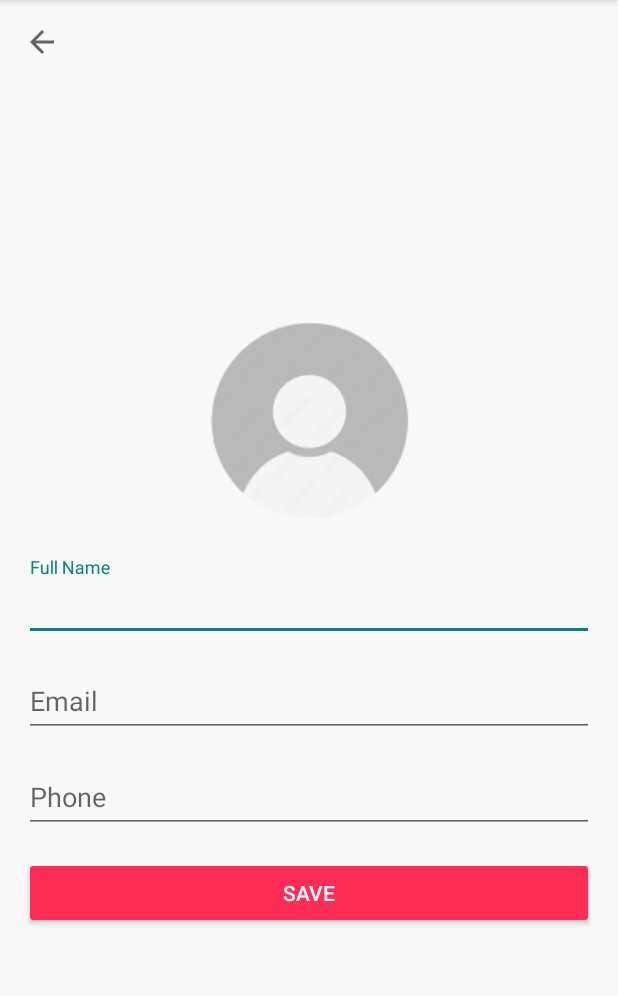
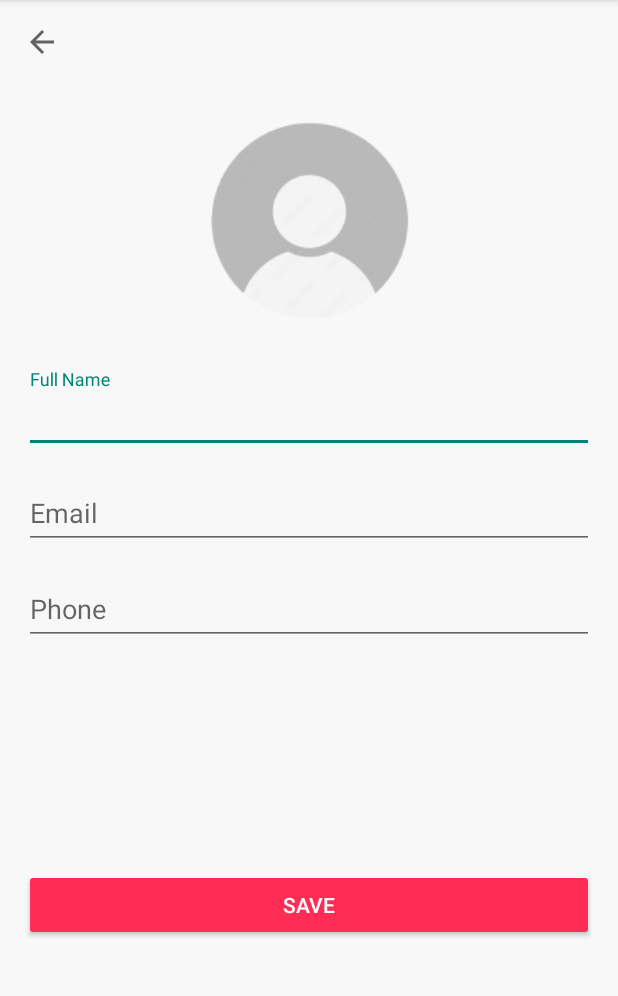
Before and after one commit to DijaniraMuachifi/contacts, an Android app: the fragment AddContact shown on its own in the app's theme, on a phone screen of 412 x 824 dp, the part 84-1080 px from its top. Run offline under Robolectric (Android 15) with nearby library versions, the phone set to English and light mode, and no system bars; our stand-ins replace Room's generated code.

Commit message:
I change the fragment add contacts

```diff
--- a/app/src/main/res/layout/fragment_add_contact.xml
+++ b/app/src/main/res/layout/fragment_add_contact.xml
@@ -8,36 +8,19 @@
     android:background="#F8F8F8"
     tools:context=".AddContact">
 
-    <!-- Top bar com botão de voltar -->
-    <androidx.constraintlayout.widget.ConstraintLayout
-        android:id="@+id/topBar"
-        android:layout_width="match_parent"
-        android:layout_height="wrap_content"
-        android:padding="16dp"
-        app:layout_constraintTop_toTopOf="parent">
-
+    <!-- Botão de Voltar -->
     <ImageView
         android:id="@+id/backButton"
         android:layout_width="wrap_content"
         android:layout_height="wrap_content"
         android:contentDescription="@string/back"
         android:src="?attr/actionModeCloseDrawable"
+        android:layout_marginStart="16dp"
+        android:layout_marginTop="16dp"
         app:layout_constraintStart_toStartOf="parent"
         app:layout_constraintTop_toTopOf="parent" />
 
-    </androidx.constraintlayout.widget.ConstraintLayout>
-
-    <!-- Conteúdo principal -->
-    <androidx.constraintlayout.widget.ConstraintLayout
-        android:id="@+id/formContainer"
-        android:layout_width="match_parent"
-        android:layout_height="wrap_content"
-        android:padding="16dp"
-        app:layout_constraintTop_toBottomOf="@id/topBar"
-        app:layout_constraintBottom_toBottomOf="parent"
-        app:layout_constraintStart_toStartOf="parent"
-        app:layout_constraintEnd_toEndOf="parent">
-
+    <!-- Foto do Contato -->
     <ImageView
         android:id="@+id/contactPhoto"
         android:layout_width="150dp"
@@ -45,15 +28,19 @@
         android:scaleType="centerCrop"
         android:src="@mipmap/avacta_foreground"
         android:contentDescription="@string/contact_photo"
-            app:layout_constraintTop_toTopOf="parent"
+        android:layout_marginTop="32dp"
+        app:layout_constraintTop_toBottomOf="@id/backButton"
         app:layout_constraintStart_toStartOf="parent"
         app:layout_constraintEnd_toEndOf="parent" />
 
+    <!-- Campos do Formulário -->
     <com.google.android.material.textfield.TextInputLayout
         android:id="@+id/nameLayout"
-            android:layout_width="match_parent"
+        android:layout_width="0dp"
         android:layout_height="wrap_content"
-            android:layout_marginTop="16dp"
+        android:layout_marginStart="16dp"
+        android:layout_marginEnd="16dp"
+        android:layout_marginTop="24dp"
         app:layout_constraintTop_toBottomOf="@id/contactPhoto"
         app:layout_constraintStart_toStartOf="parent"
         app:layout_constraintEnd_toEndOf="parent">
@@ -68,8 +55,10 @@
 
     <com.google.android.material.textfield.TextInputLayout
         android:id="@+id/emailLayout"
-            android:layout_width="match_parent"
+        android:layout_width="0dp"
         android:layout_height="wrap_content"
+        android:layout_marginStart="16dp"
+        android:layout_marginEnd="16dp"
         android:layout_marginTop="8dp"
         app:layout_constraintTop_toBottomOf="@id/nameLayout"
         app:layout_constraintStart_toStartOf="parent"
@@ -85,8 +74,10 @@
 
     <com.google.android.material.textfield.TextInputLayout
         android:id="@+id/phoneLayout"
-            android:layout_width="match_parent"
+        android:layout_width="0dp"
         android:layout_height="wrap_content"
+        android:layout_marginStart="16dp"
+        android:layout_marginEnd="16dp"
         android:layout_marginTop="8dp"
         app:layout_constraintTop_toBottomOf="@id/emailLayout"
         app:layout_constraintStart_toStartOf="parent"
@@ -100,18 +91,21 @@
             android:inputType="phone" />
     </com.google.android.material.textfield.TextInputLayout>
 
+    <!-- Botão de Salvar -->
     <Button
         android:id="@+id/saveContactButton"
-            android:layout_width="match_parent"
+        android:layout_width="0dp"
         android:layout_height="wrap_content"
-            android:layout_marginTop="16dp"
+        android:layout_marginStart="16dp"
+        android:layout_marginEnd="16dp"
+        android:layout_marginTop="24dp"
+        android:layout_marginBottom="16dp"
         android:backgroundTint="#FF2D55"
         android:text="@string/save_contact"
         android:textColor="@android:color/white"
         app:layout_constraintTop_toBottomOf="@id/phoneLayout"
         app:layout_constraintStart_toStartOf="parent"
-            app:layout_constraintEnd_toEndOf="parent" />
+        app:layout_constraintEnd_toEndOf="parent"
+        app:layout_constraintBottom_toBottomOf="parent" />
 
 </androidx.constraintlayout.widget.ConstraintLayout>
-
-</androidx.constraintlayout.widget.ConstraintLayout>
```
Lines whose indentation alone changed are shown as unchanged.
